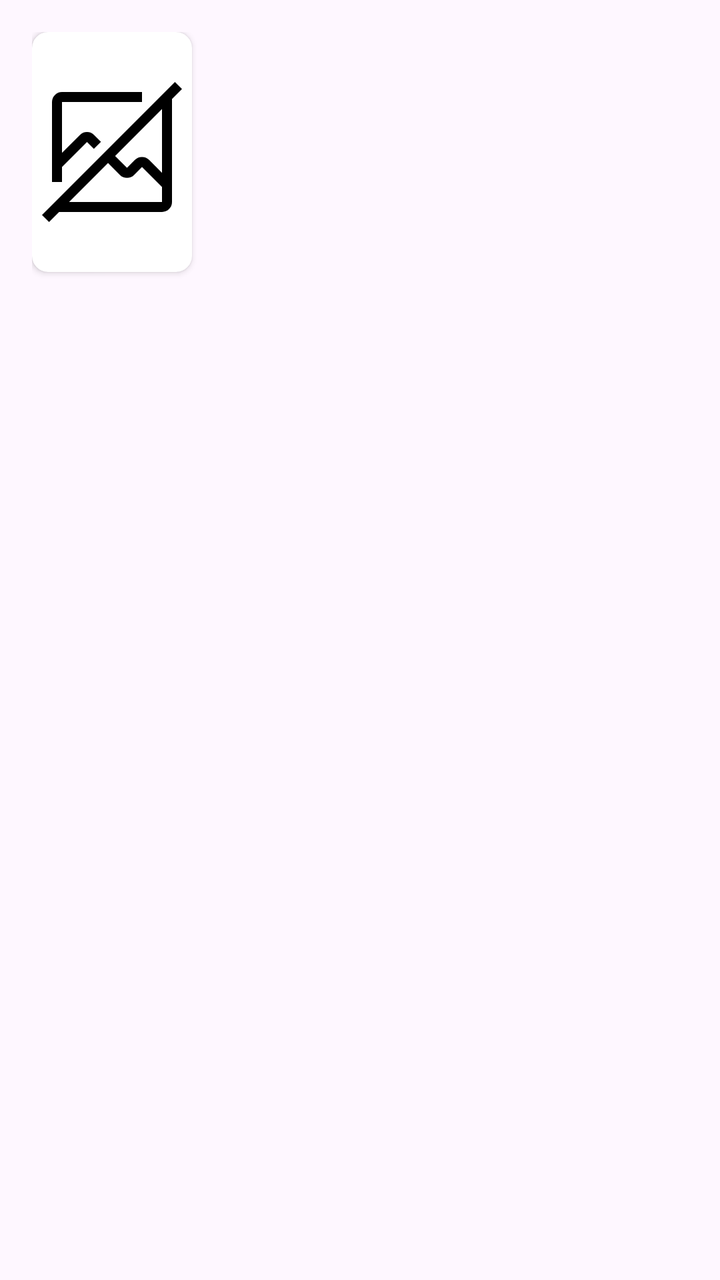
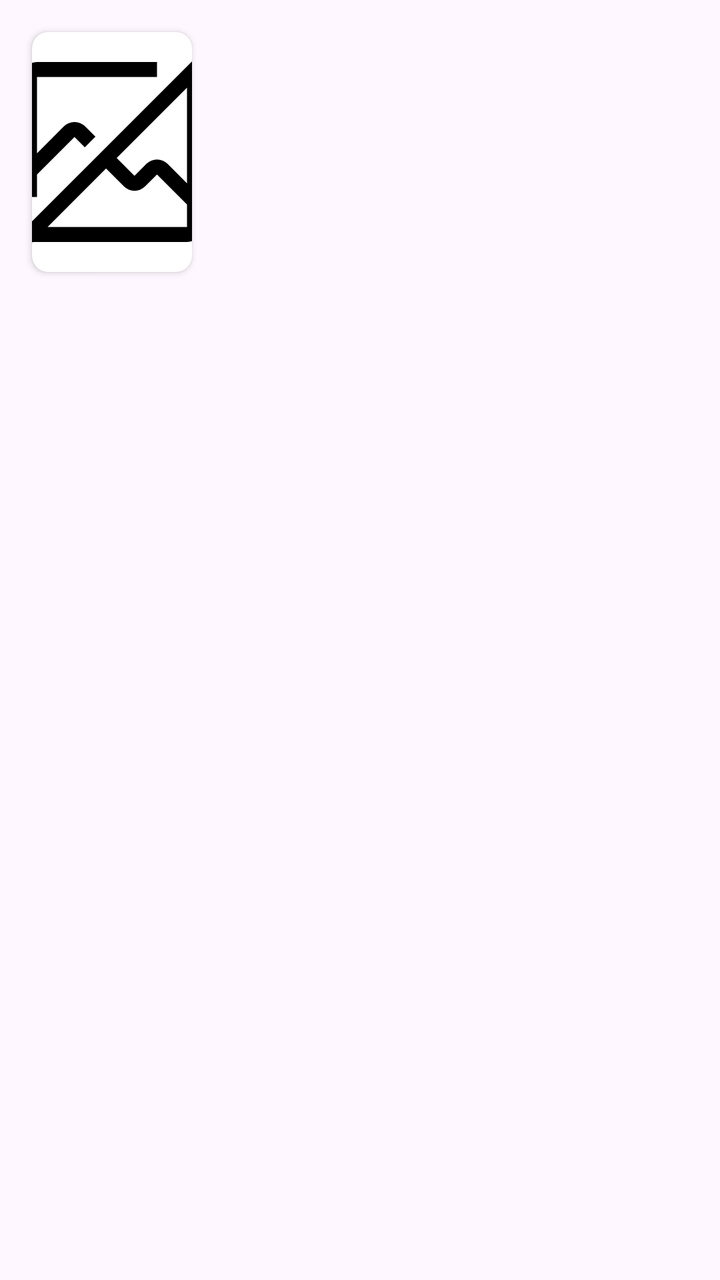

Before-and-after screenshots of an Android layout around one commit, followed by the original layout XML and the change that was made.
<!-- AndroidManifest.xml: application theme Theme.ReadSpace -->
<!-- res/layout/item_book.xml -->
<?xml version="1.0" encoding="utf-8"?>
<LinearLayout xmlns:android="http://schemas.android.com/apk/res/android"
    xmlns:tools="http://schemas.android.com/tools"
    android:layout_width="wrap_content"
    android:layout_height="wrap_content"
    xmlns:app="http://schemas.android.com/apk/res-auto"
    android:orientation="horizontal"
    android:padding="16dp">

    <androidx.cardview.widget.CardView
        android:layout_width="wrap_content"
        android:layout_height="wrap_content"
        android:elevation="4dp"
        app:cardCornerRadius="8dp">

        <ImageView
            android:id="@+id/coverImageView"
            android:layout_width="80dp"
            android:layout_height="120dp"
            android:src="@drawable/ic_image_error" />

    </androidx.cardview.widget.CardView>


</LinearLayout>
<!-- resources referenced by this layout -->
<resources>
  <!-- drawable ic_image_error (drawable) -->
  <vector xmlns:android="http://schemas.android.com/apk/res/android"
      android:width="800dp"
      android:height="800dp"
      android:viewportWidth="32"
      android:viewportHeight="32">
    <path
        android:pathData="M30,3.414 L28.586,2 2,28.586 3.414,30l2,-2L26,28a2.003,2.003 0,0 0,2 -2L28,5.414ZM26,26L7.414,26l7.793,-7.793 2.379,2.379a2,2 0,0 0,2.828 0L22,19l4,3.997ZM26,20.168 L23.414,17.582a2,2 0,0 0,-2.828 0L19,19.168l-2.377,-2.377L26,7.414Z"
        android:fillColor="#000000"/>
    <path
        android:pathData="M6,22V19l5,-4.997 1.373,1.373 1.416,-1.416 -1.375,-1.375a2,2 0,0 0,-2.828 0L6,16.172V6H22V4H6A2.002,2.002 0,0 0,4 6V22Z"
        android:fillColor="#000000"/>
  </vector>
  <style name="Theme.ReadSpace" parent="Base.Theme.ReadSpace" />
  <style name="Base.Theme.ReadSpace" parent="Theme.Material3.DayNight.NoActionBar">
          
          
      </style>
</resources>

<!-- the commit's change to res/layout/item_book.xml (unified diff, before → after) -->
@@ -4,19 +4,20 @@
     android:layout_width="wrap_content"
     android:layout_height="wrap_content"
     xmlns:app="http://schemas.android.com/apk/res-auto"
-    android:orientation="horizontal"
-    android:padding="16dp">
+    android:orientation="horizontal">
 
     <androidx.cardview.widget.CardView
         android:layout_width="wrap_content"
         android:layout_height="wrap_content"
         android:elevation="4dp"
-        app:cardCornerRadius="8dp">
+        app:cardCornerRadius="8dp"
+        android:layout_margin="16dp">
 
         <ImageView
             android:id="@+id/coverImageView"
             android:layout_width="80dp"
             android:layout_height="120dp"
+            android:scaleType="centerCrop"
             android:src="@drawable/ic_image_error" />
 
     </androidx.cardview.widget.CardView>
